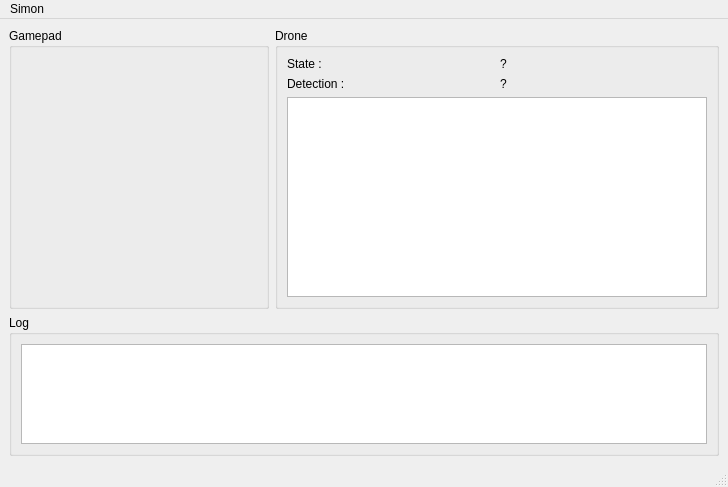
The window that host/simon_gui/MainWindow.ui (Rajesh-Sec-Project/simon) describes before a commit, drawn with Qt 5.
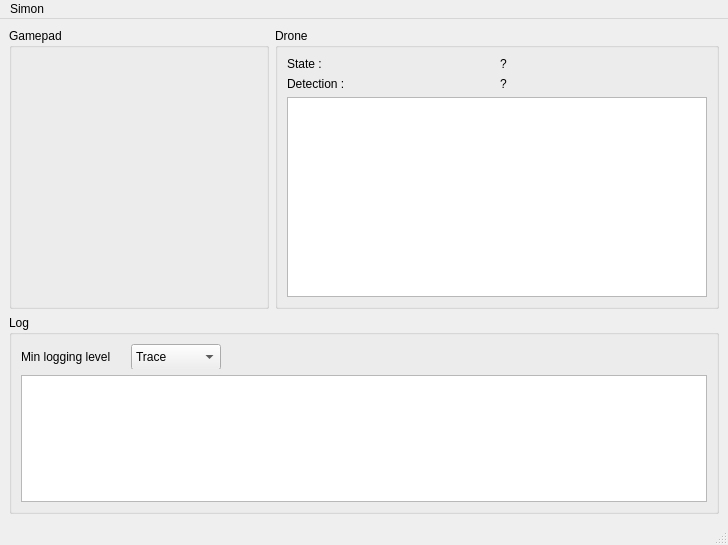
The same window after the commit. Custom widgets are drawn as their Qt base class.

Commit message: Minimal log level for the GUI

Patch:
```diff
--- a/host/simon_gui/MainWindow.ui
+++ b/host/simon_gui/MainWindow.ui
@@ -7,7 +7,7 @@
     <x>0</x>
     <y>0</y>
     <width>728</width>
-    <height>487</height>
+    <height>545</height>
    </rect>
   </property>
   <property name="windowTitle">
@@ -85,14 +85,73 @@
       <property name="title">
        <string>Log</string>
       </property>
+      <property name="flat">
+       <bool>false</bool>
+      </property>
+      <property name="checkable">
+       <bool>false</bool>
+      </property>
       <layout class="QGridLayout" name="gridLayout">
-       <item row="0" column="0">
+       <item row="1" column="0" colspan="2">
         <widget class="QTextEdit" name="log">
          <property name="readOnly">
           <bool>true</bool>
          </property>
         </widget>
        </item>
+       <item row="0" column="0">
+        <widget class="QWidget" name="widget" native="true">
+         <property name="minimumSize">
+          <size>
+           <width>0</width>
+           <height>25</height>
+          </size>
+         </property>
+         <widget class="QComboBox" name="minLogLevel">
+          <property name="geometry">
+           <rect>
+            <x>110</x>
+            <y>0</y>
+            <width>90</width>
+            <height>26</height>
+           </rect>
+          </property>
+          <item>
+           <property name="text">
+            <string>Trace</string>
+           </property>
+          </item>
+          <item>
+           <property name="text">
+            <string>Info</string>
+           </property>
+          </item>
+          <item>
+           <property name="text">
+            <string>Warn</string>
+           </property>
+          </item>
+          <item>
+           <property name="text">
+            <string>Error</string>
+           </property>
+          </item>
+         </widget>
+         <widget class="QLabel" name="label_3">
+          <property name="geometry">
+           <rect>
+            <x>0</x>
+            <y>5</y>
+            <width>111</width>
+            <height>16</height>
+           </rect>
+          </property>
+          <property name="text">
+           <string>Min logging level</string>
+          </property>
+         </widget>
+        </widget>
+       </item>
       </layout>
      </widget>
     </item>
```
Left out of the diff: 2 changed lines with no effect on the pictures. The commit also changes 3 other files.
